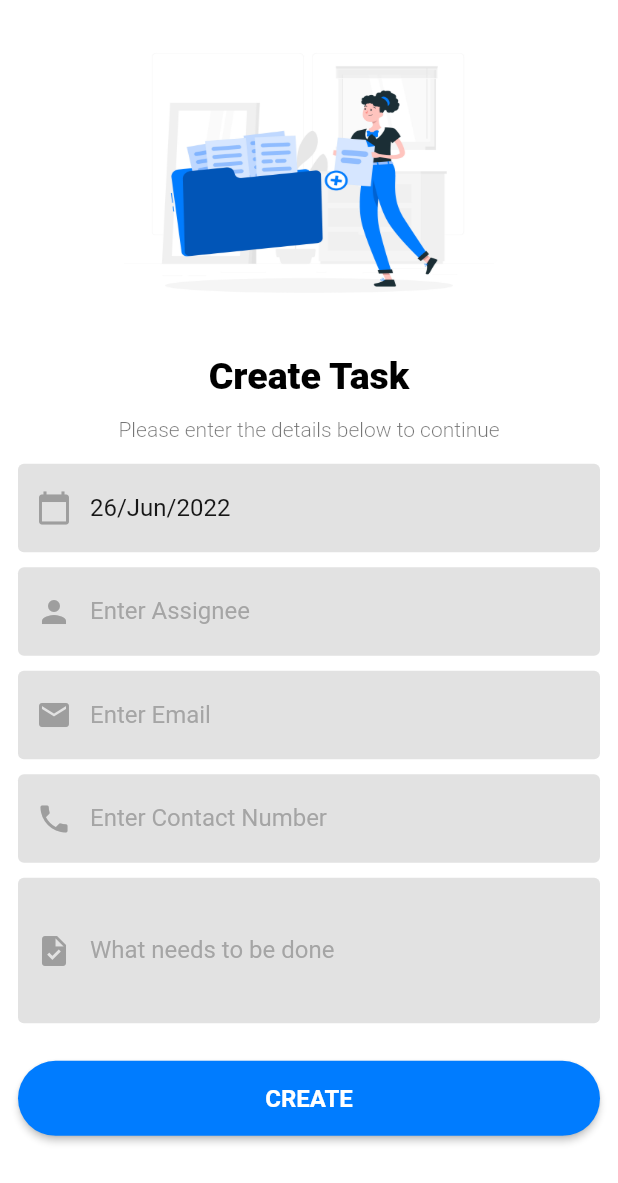
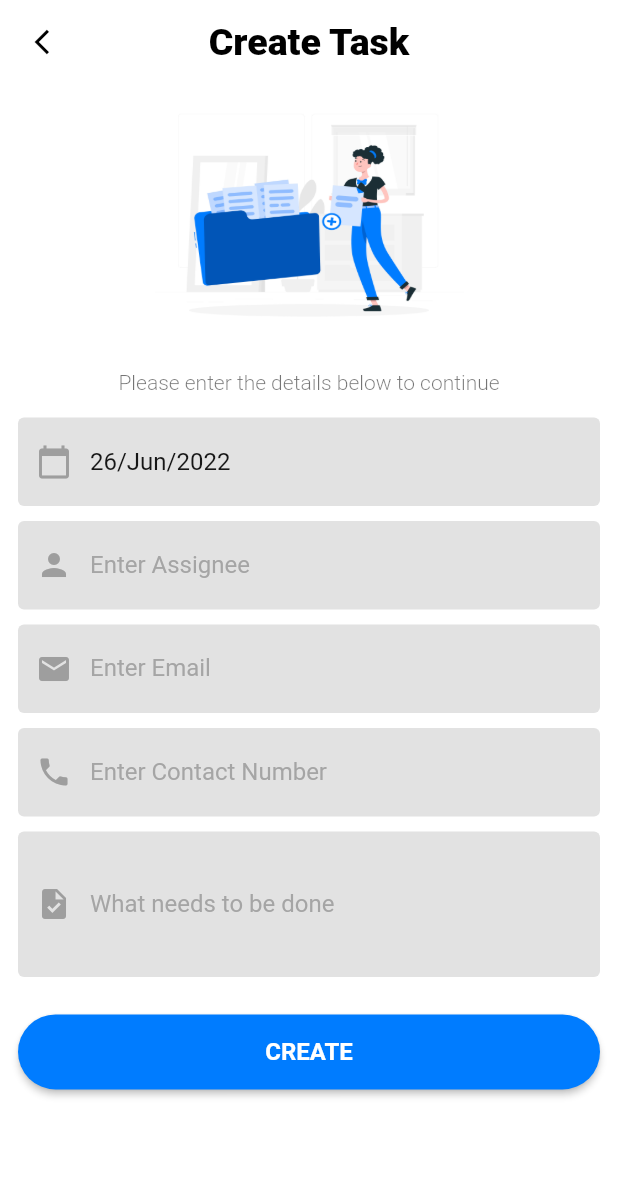
Before and after one commit to MarvelApps-Flutter/firebase_analytics, a Flutter app: the screen it shows after launch, after a tap on the "add" icon, on a phone screen of 412 x 824 dp. Shown: the top 1183 px of the screen. Run offline on Flutter 3.47's test engine with Material 2 defaults, Android fonts, the phone set to English and light mode, and no system bars; our stand-ins replace firebase_analytics, firebase_core, firebase_database; accounts and stored records are empty; generated files the repository leaves out were written again.

Commit message:
added screenshots

```diff
--- a/lib/main.dart
+++ b/lib/main.dart
@@ -1,12 +1,22 @@
+import 'dart:io';
+
 import 'package:firebase_analytics/firebase_analytics.dart';
 import 'package:firebase_core/firebase_core.dart';
 import 'package:flutter/material.dart';
 import 'package:realtime_database_app/constants/app_constants.dart';
 import 'package:realtime_database_app/screens/home_screen.dart';
 
-void main() async{
+import 'firebase_options.dart';
+
+void main() async {
   WidgetsFlutterBinding.ensureInitialized();
-  await Firebase.initializeApp();
+  if (Platform.isIOS) {
+    await Firebase.initializeApp(
+      options: DefaultFirebaseOptions.currentPlatform,
+    );
+  } else {
+    await Firebase.initializeApp();
+  }
   runApp(const MyApp());
 }
 
@@ -15,7 +25,7 @@ class MyApp extends StatelessWidget {
 
   static FirebaseAnalytics analytics = FirebaseAnalytics.instance;
   static FirebaseAnalyticsObserver observer =
-  FirebaseAnalyticsObserver(analytics: analytics);
+      FirebaseAnalyticsObserver(analytics: analytics);
 
   @override
   Widget build(BuildContext context) {
--- a/lib/screens/add_task_screen.dart
+++ b/lib/screens/add_task_screen.dart
@@ -115,7 +115,33 @@ class _AddTaskScreenState extends State<AddTaskScreen>
   @override
   Widget build(BuildContext context) {
     appC = AppConfig(context);
-    return Scaffold(backgroundColor: Colors.white, body: buildBody());
+    return Scaffold(backgroundColor: Colors.white,
+    appBar: buildAppBar(),
+     body: buildBody());
+  }
+
+  AppBar buildAppBar() {
+    return AppBar(
+      backgroundColor: Colors.white,
+      elevation: 0.0,
+      centerTitle: true,
+      title: Text(
+          (widget.isViewMode) == true
+              ? AppConstants.bigViewTaskString
+              : (widget.isViewMode == false && widget.taskKey != null)
+                  ? AppConstants.bigEditTaskString
+                  : AppConstants.bigCreateTaskString,
+          style: AppTextStyles.blackTextStyle),
+      leading: IconButton(
+        padding: const EdgeInsets.only(left: 10),
+        onPressed: () {
+          Navigator.pop(context);
+        },
+        icon: const Icon(Icons.arrow_back_ios),
+        iconSize: 20,
+        color: Colors.black,
+      ),
+    );
   }
 
   Widget buildBody() {
@@ -124,13 +150,13 @@ class _AddTaskScreenState extends State<AddTaskScreen>
         child: Form(
           key: formGlobalKey,
           child: Padding(
-            padding: const EdgeInsets.all(12.0),
+           padding: const EdgeInsets.only(left: 12.0, right: 12),
             child: Column(
               mainAxisAlignment: MainAxisAlignment.center,
               children: <Widget>[
                 Container(
-                  height: appC.rH(26),
-                  width: appC.rW(60),
+                  height: appC.rH(22),
+                          width: appC.rW(50),
                   decoration: const BoxDecoration(
                     image: DecorationImage(
                       image: AssetImage(AppConstants.headerAssetImageString),
@@ -139,14 +165,6 @@ class _AddTaskScreenState extends State<AddTaskScreen>
                   ),
                 ),
                 buildSizedBoxWidget(10),
-                Text(
-                    (widget.isViewMode) == true
-                        ? AppConstants.bigViewTaskString
-                        : (widget.isViewMode == false && widget.taskKey != null)
-                            ? AppConstants.bigEditTaskString
-                            : AppConstants.bigCreateTaskString,
-                    style: AppTextStyles.blackTextStyle),
-                buildSizedBoxWidget(13),
                 const Text(
                   AppConstants.enterDetailsString,
                   style: AppTextStyles.lightTextStyle,
--- a/lib/screens/home_screen.dart
+++ b/lib/screens/home_screen.dart
@@ -348,13 +348,6 @@ class _MyHomeScreenPageState extends State<HomeScreenPage> {
         AppConstants.homeTitleString,
         style: AppTextStyles.regularForLargeTextStyle,
       ),
-      leading: IconButton(
-        padding: const EdgeInsets.only(left: 10),
-        onPressed: () {},
-        icon: const Icon(Icons.menu),
-        iconSize: 24,
-        color: Colors.black,
-      ),
     );
   }
 }
--- a/pubspec.yaml
+++ b/pubspec.yaml
@@ -38,8 +38,8 @@ dependencies:
   firebase_database:
   intl: ^0.17.0
   firebase_analytics: ^9.0.5
-  firebase_in_app_messaging: ^0.6.0+6
-  firebase_messaging: ^11.2.5
+  #firebase_in_app_messaging: ^0.6.0+6
+  #firebase_messaging: ^11.2.5
 
 dev_dependencies:
   flutter_test:
```
Also changed, not shown: 19 other files.
